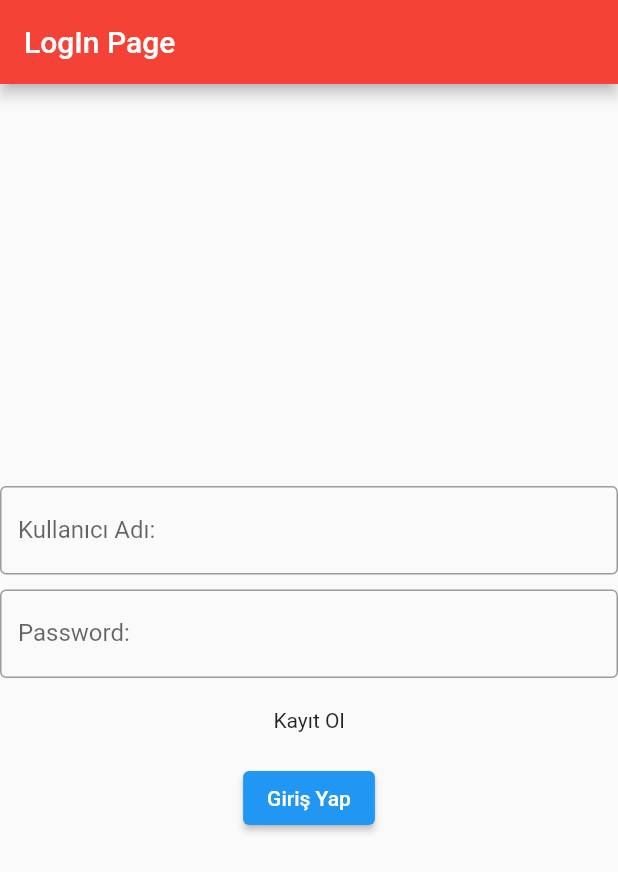
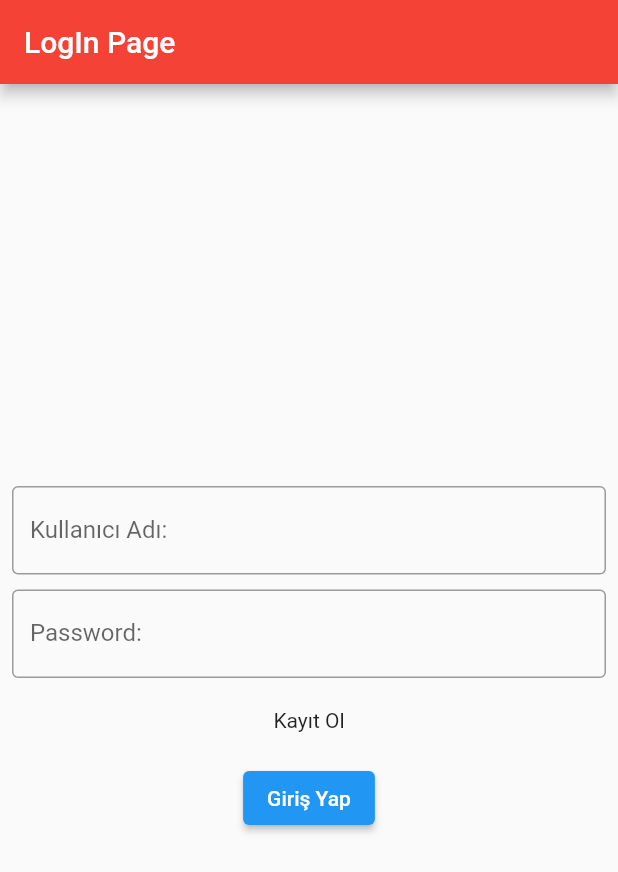
Before and after one commit to EgeKhan/r6_guide_app_firebase, a Flutter app: the screen it shows after launch, on a phone screen of 412 x 824 dp. Shown: the top 872 px of the screen. Run offline on Flutter 3.47's test engine with Material 2 defaults, Android fonts, the phone set to English and light mode, and no system bars; our stand-ins replace firebase_core, firebase_database; accounts and stored records are empty.

Commit message:
Revert "Revert "commit""
This reverts commit 444ce2860b10da63ed43d90e2431c3eb238545db.

```diff
--- a/lib/main.dart
+++ b/lib/main.dart
@@ -78,6 +78,8 @@ class _MyAppState extends State<MyApp> {
           builder: (context) {
             return Center(
               child: SingleChildScrollView(
+                child: Padding(
+                  padding: const EdgeInsets.all(8.0),
                   child: Column(
                     mainAxisAlignment: MainAxisAlignment.center,
                     children: [
@@ -119,7 +121,8 @@ class _MyAppState extends State<MyApp> {
                                 if (gelenDegerler != null) {
                                   gelenDegerler.forEach(
                                     (key, nesne) {
-                                    var gelenKisi = Users.fromJson(key, nesne);
+                                      var gelenKisi =
+                                          Users.fromJson(key, nesne);
 
                                       if (gelenKisi.kullaniciAd ==
                                               tfKullaniciAd.text &&
@@ -155,6 +158,7 @@ class _MyAppState extends State<MyApp> {
                     ],
                   ),
                 ),
+              ),
             );
           },
         ),
```
Lines whose indentation alone changed are shown as unchanged.
